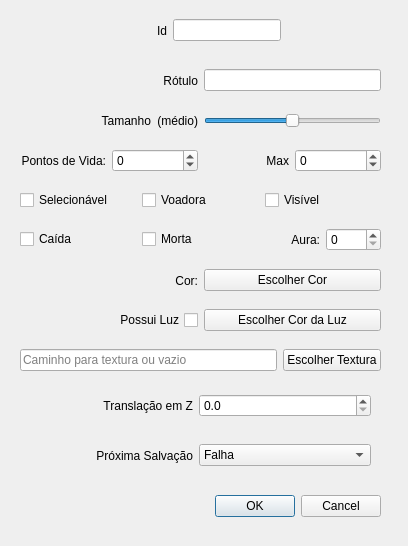
Qt form ifg/qt/ui/entidade.ui (matferib/tabuleiro-virtual) before a commit.
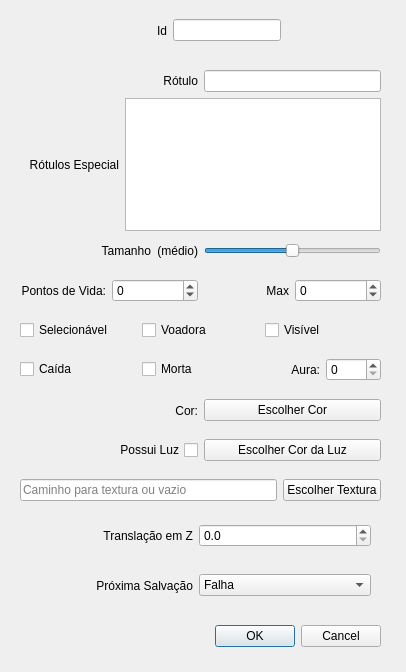
The same form after that commit.

Commit message: terminei o rotulo especial, comecando camera ao entrar

Diff of the .ui file:
```diff
--- a/ifg/qt/ui/entidade.ui
+++ b/ifg/qt/ui/entidade.ui
@@ -7,8 +7,8 @@
    <rect>
     <x>0</x>
     <y>0</y>
-    <width>408</width>
-    <height>546</height>
+    <width>406</width>
+    <height>672</height>
    </rect>
   </property>
   <property name="windowTitle">
@@ -24,7 +24,7 @@
    <property name="geometry">
     <rect>
      <x>40</x>
-     <y>490</y>
+     <y>620</y>
      <width>341</width>
      <height>32</height>
     </rect>
@@ -66,7 +66,7 @@
    <property name="geometry">
     <rect>
      <x>20</x>
-     <y>260</y>
+     <y>390</y>
      <width>361</width>
      <height>41</height>
     </rect>
@@ -105,7 +105,7 @@
    <property name="geometry">
     <rect>
      <x>20</x>
-     <y>300</y>
+     <y>430</y>
      <width>361</width>
      <height>41</height>
     </rect>
@@ -137,7 +137,7 @@
    <property name="geometry">
     <rect>
      <x>20</x>
-     <y>100</y>
+     <y>230</y>
      <width>361</width>
      <height>41</height>
     </rect>
@@ -207,7 +207,7 @@
    <property name="geometry">
     <rect>
      <x>20</x>
-     <y>340</y>
+     <y>470</y>
      <width>361</width>
      <height>41</height>
     </rect>
@@ -236,7 +236,7 @@
    <property name="geometry">
     <rect>
      <x>20</x>
-     <y>180</y>
+     <y>310</y>
      <width>361</width>
      <height>41</height>
     </rect>
@@ -272,7 +272,7 @@
    <property name="geometry">
     <rect>
      <x>20</x>
-     <y>140</y>
+     <y>270</y>
      <width>361</width>
      <height>41</height>
     </rect>
@@ -340,7 +340,7 @@
    <property name="geometry">
     <rect>
      <x>20</x>
-     <y>220</y>
+     <y>350</y>
      <width>361</width>
      <height>39</height>
     </rect>
@@ -383,7 +383,7 @@
    <property name="geometry">
     <rect>
      <x>20</x>
-     <y>390</y>
+     <y>520</y>
      <width>351</width>
      <height>31</height>
     </rect>
@@ -414,50 +414,11 @@
     </item>
    </layout>
   </widget>
-  <widget class="QWidget" name="horizontalLayoutWidget_9">
-   <property name="geometry">
-    <rect>
-     <x>20</x>
-     <y>60</y>
-     <width>361</width>
-     <height>41</height>
-    </rect>
-   </property>
-   <layout class="QHBoxLayout" name="horizontalLayout_14">
-    <item>
-     <layout class="QHBoxLayout" name="horizontalLayout_15">
-      <item>
-       <widget class="QLabel" name="label_8">
-        <property name="sizePolicy">
-         <sizepolicy hsizetype="MinimumExpanding" vsizetype="Preferred">
-          <horstretch>0</horstretch>
-          <verstretch>0</verstretch>
-         </sizepolicy>
-        </property>
-        <property name="text">
-         <string>Rótulo</string>
-        </property>
-        <property name="alignment">
-         <set>Qt::AlignRight|Qt::AlignTrailing|Qt::AlignVCenter</set>
-        </property>
-       </widget>
-      </item>
-      <item>
-       <widget class="QLineEdit" name="campo_rotulo">
-        <property name="readOnly">
-         <bool>false</bool>
-        </property>
-       </widget>
-      </item>
-     </layout>
-    </item>
-   </layout>
-  </widget>
   <widget class="QWidget" name="horizontalLayoutWidget_10">
    <property name="geometry">
     <rect>
      <x>20</x>
-     <y>440</y>
+     <y>570</y>
      <width>351</width>
      <height>31</height>
     </rect>
@@ -499,6 +460,71 @@
     </item>
    </layout>
   </widget>
+  <widget class="QWidget" name="verticalLayoutWidget">
+   <property name="geometry">
+    <rect>
+     <x>20</x>
+     <y>70</y>
+     <width>361</width>
+     <height>161</height>
+    </rect>
+   </property>
+   <layout class="QVBoxLayout" name="verticalLayout">
+    <item>
+     <layout class="QHBoxLayout" name="horizontalLayout_15">
+      <item>
+       <layout class="QHBoxLayout" name="horizontalLayout_17"/>
+      </item>
+      <item>
+       <widget class="QLabel" name="label_8">
+        <property name="sizePolicy">
+         <sizepolicy hsizetype="MinimumExpanding" vsizetype="Preferred">
+          <horstretch>0</horstretch>
+          <verstretch>0</verstretch>
+         </sizepolicy>
+        </property>
+        <property name="text">
+         <string>Rótulo</string>
+        </property>
+        <property name="alignment">
+         <set>Qt::AlignRight|Qt::AlignTrailing|Qt::AlignVCenter</set>
+        </property>
+       </widget>
+      </item>
+      <item>
+       <widget class="QLineEdit" name="campo_rotulo">
+        <property name="readOnly">
+         <bool>false</bool>
+        </property>
+       </widget>
+      </item>
+     </layout>
+    </item>
+    <item>
+     <layout class="QHBoxLayout" name="horizontalLayout_18">
+      <item>
+       <widget class="QLabel" name="label_10">
+        <property name="sizePolicy">
+         <sizepolicy hsizetype="MinimumExpanding" vsizetype="Preferred">
+          <horstretch>0</horstretch>
+          <verstretch>0</verstretch>
+         </sizepolicy>
+        </property>
+        <property name="text">
+         <string>Rótulos Especial</string>
+        </property>
+        <property name="alignment">
+         <set>Qt::AlignRight|Qt::AlignTrailing|Qt::AlignVCenter</set>
+        </property>
+       </widget>
+      </item>
+      <item>
+       <widget class="QPlainTextEdit" name="lista_rotulos"/>
+      </item>
+     </layout>
+    </item>
+   </layout>
+  </widget>
  </widget>
  <resources/>
  <connections>
```
Left out of the diff: 3 changed lines with no effect on the pictures. The commit also changes 7 other files.
